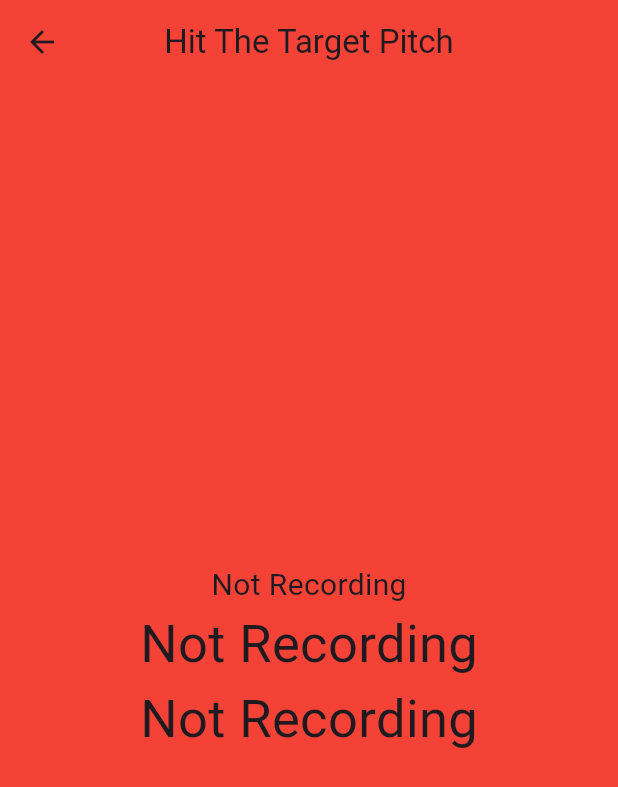
After one commit to SeasonedTurtle/Pitch_Palette, a Flutter app: the OnPitch screen opened directly, on a phone screen of 412 x 824 dp. The commit adds this screen. Shown: the top 787 px of the screen. Run offline on Flutter 3.47's test engine with Material 3 defaults, Android fonts, the light colour scheme and no system bars; our stand-ins replace video_player; missing offline and left inert: flutter_fft; network calls fail; statements that could not run were skipped.

Commit message:
Added Pitch game and some ui changes. Added links for videos but need to download them for it to work.

```diff
--- /dev/null
+++ b/lib/OnPitch.dart
@@ -0,0 +1,162 @@
+// ignore_for_file: avoid_print
+
+import 'dart:async';
+import 'dart:math';
+import 'package:flutter/material.dart';
+import 'package:flutter_fft/flutter_fft.dart';
+
+class OnPitch extends StatefulWidget {
+  const OnPitch({super.key});
+
+  @override
+  ApplicationState createState() => ApplicationState();
+}
+
+class ApplicationState extends State<OnPitch> {
+  static const List<String> notes = ['C', 'D', 'E', 'F', 'G', 'A', 'B'];
+  double? targetFrequency;
+  String? targetNote;
+  bool isRecording = false;
+  bool isNoteHit = false;
+  FlutterFft flutterFft = FlutterFft();
+  double? frequency;
+  String? note;
+  int? octave;
+  bool? onPitch;
+  late Timer timer;
+  String? previousNote = "";
+
+  _initialize() async {
+  print("Starting recorder...");
+
+  // Keep asking for mic permission until accepted
+  while (!(await flutterFft.checkPermission())) {
+    flutterFft.requestPermission();
+  }
+
+  // await flutterFft.checkPermissions();
+  await flutterFft.startRecorder();
+  print("Recorder started...");
+  setState(() => isRecording = flutterFft.getIsRecording);
+
+  flutterFft.onRecorderStateChanged.listen(
+      (data) => {
+            print("Changed state, received: $data"),
+            setState(
+              () => {
+                frequency = data[1] as double,
+                note = data[2] as String,
+                octave = data[5] as int,
+              },
+            ),
+            flutterFft.setNote = note!,
+            flutterFft.setFrequency = frequency!,
+            flutterFft.setOctave = octave!,
+            print("Octave: ${octave!.toString()}")
+          },
+      onError: (err) {
+        print("Error: $err");
+      },
+      onDone: () => {print("Isdone")});
+  }
+
+  // Function to set the next target note
+  void setNextTargetNote() {
+    targetNote = getRandomNote();
+    while (targetNote == previousNote) {
+      targetNote = getRandomNote();
+    }
+    previousNote = targetNote;
+    isNoteHit = false;
+  }
+
+  // Function to get a random note from the list
+  String getRandomNote() {
+    final Random random = Random();
+    final int randomIndex = random.nextInt(notes.length);
+    return notes[randomIndex];
+  }
+
+  // Function to start a timer to change the target note after a second
+  void startTargetNoteTimer() {
+    timer = Timer.periodic(const Duration(seconds: 1), (timer) {
+      if (isRecording && flutterFft.getNote == targetNote) {
+        setState(() {
+          isNoteHit = true;
+        });
+        timer.cancel(); // Stop the timer after a second
+        Future.delayed(const Duration(seconds: 1), () {
+          setState(() {
+            isNoteHit = false;
+            setNextTargetNote();
+          });
+          startTargetNoteTimer(); // Restart the timer for the new target note
+        });
+      }
+    });
+  }
+
+  @override
+  void dispose() {
+    timer.cancel(); // Cancel the timer to avoid memory leaks
+    super.dispose();
+  }
+
+  @override
+  void initState() {
+    isRecording = flutterFft.getIsRecording;
+    frequency = flutterFft.getFrequency;
+    note = flutterFft.getNote;
+    octave = flutterFft.getOctave;
+    onPitch = flutterFft.getIsOnPitch;
+    setNextTargetNote();
+    startTargetNoteTimer();
+    super.initState();
+    _initialize();
+  }
+
+
+  @override
+  Widget build(BuildContext context) {
+    Color bodyColor = Colors.red;
+    if (isRecording) {
+      bodyColor = isNoteHit ? Colors.green : Colors.red;
+    }
+
+    return Scaffold(
+      appBar: AppBar(
+        centerTitle: true,
+        backgroundColor: bodyColor,
+        title: const Text("Hit The Target Pitch"),
+      ),
+      body: Container(
+        height: 800,
+        width: 800,
+        color: bodyColor,
+        child: Column(
+          mainAxisAlignment: MainAxisAlignment.center,
+          children: [
+            isRecording
+                ? Text(
+                    "Target Note: $targetNote",
+                    style: const TextStyle(fontSize: 50),
+                  )
+                : const Text("Not Recording", style: TextStyle(fontSize: 20)),
+            isRecording
+                ? Text(
+                    "Current note: ${note!}",
+                    style: const TextStyle(fontSize: 20),
+                  )
+                : const Text("Not Recording", style: TextStyle(fontSize: 35)),
+            isRecording
+                ? Text(
+                    "Current frequency: ${frequency!.toStringAsFixed(2)}",
+                    style: const TextStyle(fontSize: 20),
+                  )
+                : const Text("Not Recording", style: TextStyle(fontSize: 35)),
+          ],
+        ),
+      ),
+    );
+  }
+}
--- a/lib/main.dart
+++ b/lib/main.dart
@@ -14,7 +14,6 @@ class MyApp extends StatelessWidget {
     return MaterialApp(
       title: 'Pitch Palette',
       theme: ThemeData(
-
         colorScheme: ColorScheme.fromSeed(seedColor: Colors.purple),
         useMaterial3: true,
       ),
--- a/lib/pitch.dart
+++ b/lib/pitch.dart
@@ -21,14 +21,10 @@ class ApplicationState extends State<Pitch> {
 
   _initialize() async {
     print("Starting recorder...");
-    // print("Before");
-    // bool hasPermission = await flutterFft.checkPermission();
-    // print("After: " + hasPermission.toString());
 
     // Keep asking for mic permission until accepted
     while (!(await flutterFft.checkPermission())) {
       flutterFft.requestPermission();
-      // IF DENY QUIT PROGRAM
     }
 
     // await flutterFft.checkPermissions();
@@ -76,7 +72,7 @@ class ApplicationState extends State<Pitch> {
             backgroundColor: const Color.fromARGB(255, 186, 47, 211),
             title: const Text("Pitch Check"), //dynimically change index
           ),
-          backgroundColor: Colors.purple,
+          backgroundColor: const Color.fromARGB(255, 186, 47, 211),
           body: Center(
             child: Column(
               mainAxisAlignment: MainAxisAlignment.center,
--- a/lib/videoplayer.dart
+++ b/lib/videoplayer.dart
@@ -55,6 +55,7 @@ class _VideoPlayerScreenState extends State<VideoPlayerScreen> {
           children: [
               Container(
                 height: 800,
+                width: 800,
                 color: const Color.fromARGB(255, 182, 65, 202),
                 // Call video player widget
                 child: FutureBuilder(
--- a/pubspec.yaml
+++ b/pubspec.yaml
@@ -41,6 +41,8 @@ dependencies:
   firebase_core: ^2.24.2
   firebase_auth: ^4.16.0
   firebase_ui_auth: ^1.12.1
+  sqflite: ^2.3.2
+  path: ^1.8.3
 
 dev_dependencies:
   flutter_test:
```
Also changed, not shown: lib/authenticate.dart (deleted, +0 -37 lines), lib/details.dart (+14 -52 lines), lib/homepage.dart (+13 -7 lines), lib/links.dart (+23 -24 lines), lib/profile.dart (deleted, +0 -23 lines), lib/square.dart (+9 -2 lines), pubspec.lock, 2 other files.
